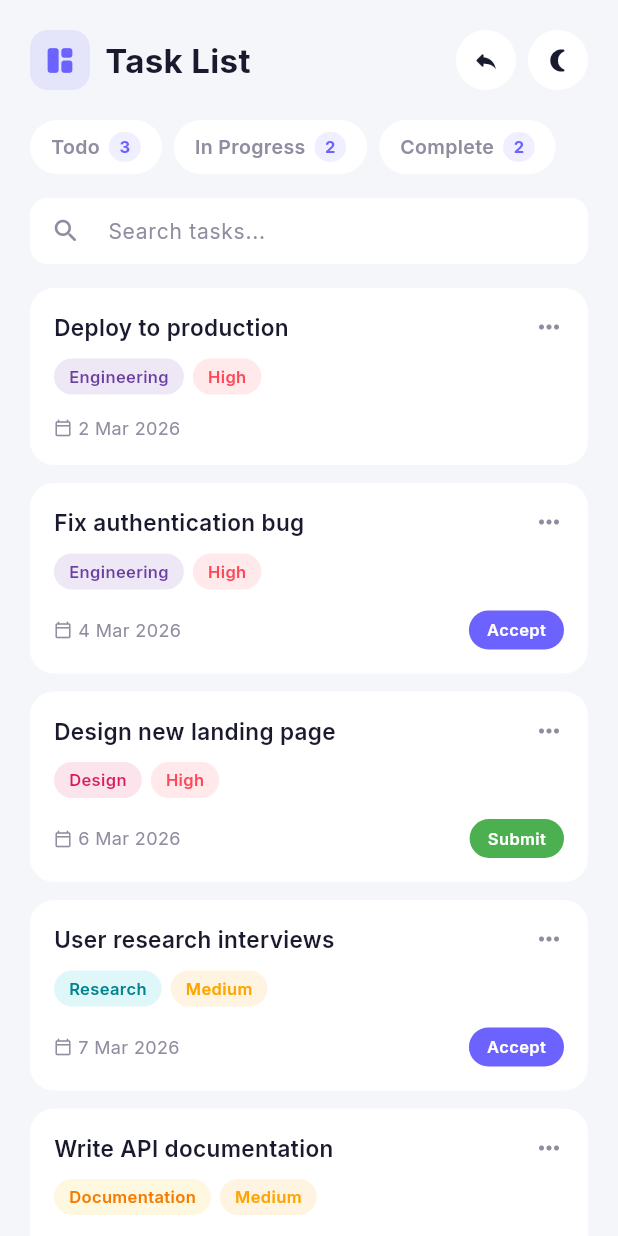
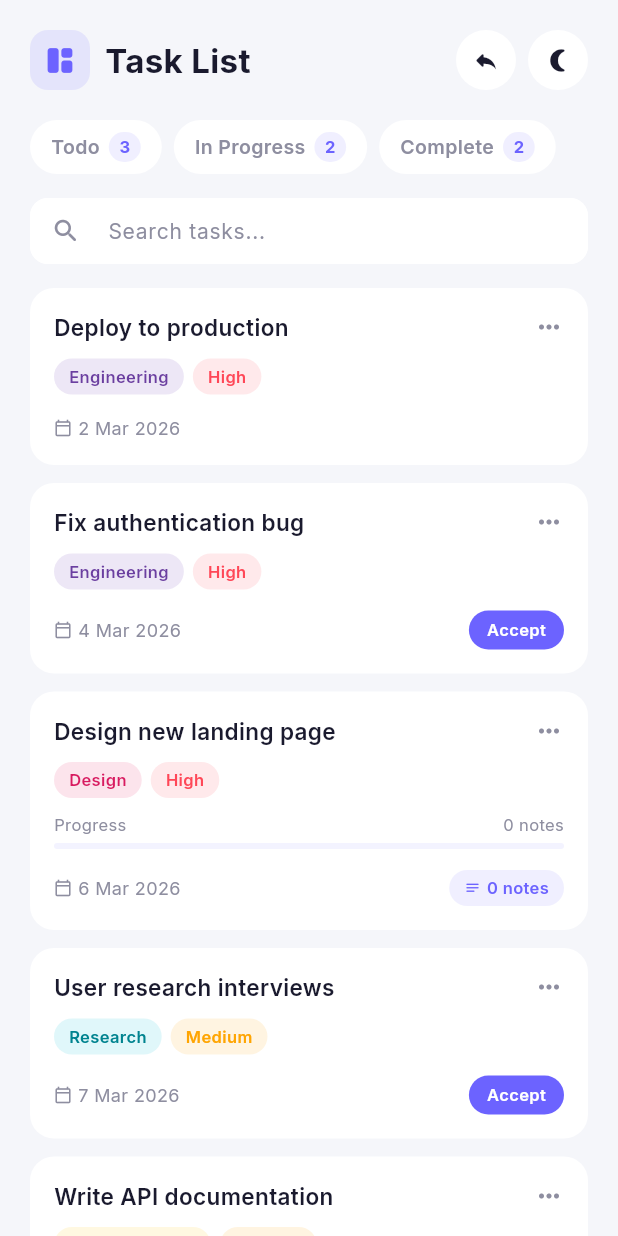
Before and after one commit to channsoriya168/task_tracking_mobile, a Flutter app: the TasksPage widget shown alone on an empty page, opened directly, on a phone screen of 412 x 824 dp. Run offline on Flutter 3.47's test engine with Material 3 defaults, Android fonts, the phone set to English and light mode, and no system bars; our stand-ins replace flutter_secure_storage, get, google_fonts, google_nav_bar; accounts and stored records are empty.

Commit message:
feat: enhance task detail and card components with progress tracking features

```diff
--- a/lib/data/models/task_model.dart
+++ b/lib/data/models/task_model.dart
@@ -14,6 +14,8 @@ class TaskModel {
   String category;
   TaskPriority priority;
   final DateTime createdAt;
+  final List<String> members;
+  final List<String> progressItems;
 
   TaskModel({
     required this.id,
@@ -24,6 +26,8 @@ class TaskModel {
     this.category = 'General',
     this.priority = TaskPriority.medium,
     DateTime? createdAt,
+    this.members = const [],
+    this.progressItems = const [],
   }) : createdAt = createdAt ?? DateTime.now();
 
   bool get isOverdue {
@@ -73,6 +77,8 @@ class TaskModel {
     bool clearDueDate = false,
     String? category,
     TaskPriority? priority,
+    List<String>? members,
+    List<String>? progressItems,
   }) {
     return TaskModel(
       id: id,
@@ -83,6 +89,8 @@ class TaskModel {
       category: category ?? this.category,
       priority: priority ?? this.priority,
       createdAt: createdAt,
+      members: members ?? List.from(this.members),
+      progressItems: progressItems ?? List.from(this.progressItems),
     );
   }
 }
--- a/lib/presentation/pages/tasks/task_page.dart
+++ b/lib/presentation/pages/tasks/task_page.dart
@@ -4,6 +4,7 @@ import 'package:task_tracking_mobile/app/utils/constants.dart';
 import 'package:task_tracking_mobile/data/models/task_model.dart';
 import 'package:task_tracking_mobile/presentation/controllers/task_controller.dart';
 import 'package:task_tracking_mobile/presentation/controllers/theme_controller.dart';
+import 'package:task_tracking_mobile/presentation/pages/tasks/task_detail_page.dart';
 import 'package:task_tracking_mobile/presentation/widgets/task_card.dart';
 import 'package:task_tracking_mobile/presentation/widgets/circular_icon_button.dart';
 
@@ -149,13 +150,18 @@ class TasksPage extends StatelessWidget {
                             highlighted: highlighted,
                             onToggle: () => ctrl.toggleComplete(task.id),
                             onDelete: () => ctrl.deleteTask(task.id),
-                            onTap: () {},
+                            onTap: task.status == TaskStatus.inProgress
+                                ? () => Get.to(
+                                      () => TaskDetailPage(
+                                        task: task,
+                                        ctrl: ctrl,
+                                      ),
+                                    )
+                                : () {},
                             onAccept: task.status == TaskStatus.todo
                                 ? () => showProgressSheet(context, ctrl, task)
                                 : null,
-                            onFinish: task.status == TaskStatus.inProgress
-                                ? () => showProgressSheet(context, ctrl, task)
-                                : null,
+                            onFinish: null,
                           ),
                         );
                       },
--- a/lib/presentation/widgets/task_card.dart
+++ b/lib/presentation/widgets/task_card.dart
@@ -95,6 +95,10 @@ class TaskCard extends StatelessWidget {
                   _priorityTag(highlighted),
                 ],
               ),
+              if (task.status == TaskStatus.inProgress) ...[
+                const SizedBox(height: 10),
+                _progressBar(highlighted, isDark),
+              ],
               const SizedBox(height: 14),
 
               // ── Footer ──────────────────────────────────────
@@ -127,16 +131,77 @@ class TaskCard extends StatelessWidget {
     if (task.status == TaskStatus.todo && onAccept != null) {
       return _actionButton('Accept', kPrimary, Colors.white, onAccept!);
     }
-    if (task.status == TaskStatus.inProgress && onFinish != null) {
-      final bg = highlighted
-          ? Colors.white.withValues(alpha: 0.25)
-          : const Color(0xFF4CAF50);
-      return _actionButton('Submit', bg, Colors.white, onFinish!);
+    if (task.status == TaskStatus.inProgress) {
+      return _progressCountBadge();
     }
     if (task.status == TaskStatus.done) {
       return _doneBadge();
     }
     return const SizedBox.shrink();
+  }
+
+  Widget _progressCountBadge() {
+    final count = task.progressItems.length;
+    final color = highlighted ? Colors.white : kPrimary;
+    final bg = highlighted
+        ? Colors.white.withValues(alpha: 0.2)
+        : kPrimary.withValues(alpha: 0.1);
+    return Container(
+      padding: const EdgeInsets.symmetric(horizontal: 10, vertical: 4),
+      decoration: BoxDecoration(color: bg, borderRadius: BorderRadius.circular(20)),
+      child: Row(
+        mainAxisSize: MainAxisSize.min,
+        children: [
+          Icon(Icons.notes_rounded, size: 11, color: color),
+          const SizedBox(width: 4),
+          Text(
+            '$count ${count == 1 ? 'note' : 'notes'}',
+            style: TextStyle(
+              color: color,
+              fontSize: 11,
+              fontWeight: FontWeight.w600,
+            ),
+          ),
+        ],
+      ),
+    );
+  }
+
+  Widget _progressBar(bool highlighted, bool isDark) {
+    final count = task.progressItems.length;
+    final value = count == 0 ? 0.0 : (count / 5).clamp(0.0, 1.0);
+    final barBg = highlighted
+        ? Colors.white.withValues(alpha: 0.2)
+        : (isDark ? Colors.white12 : kPrimary.withValues(alpha: 0.08));
+    final barFg = highlighted ? Colors.white.withValues(alpha: 0.8) : kPrimary;
+    final textColor = highlighted
+        ? Colors.white.withValues(alpha: 0.75)
+        : kTextMuted;
+    return Column(
+      crossAxisAlignment: CrossAxisAlignment.start,
+      children: [
+        Row(
+          children: [
+            Text('Progress', style: TextStyle(fontSize: 11, color: textColor)),
+            const Spacer(),
+            Text(
+              '$count ${count == 1 ? 'note' : 'notes'}',
+              style: TextStyle(fontSize: 11, color: textColor),
+            ),
+          ],
+        ),
+        const SizedBox(height: 4),
+        ClipRRect(
+          borderRadius: BorderRadius.circular(4),
+          child: LinearProgressIndicator(
+            value: value,
+            backgroundColor: barBg,
+            valueColor: AlwaysStoppedAnimation(barFg),
+            minHeight: 4,
+          ),
+        ),
+      ],
+    );
   }
 
   Widget _actionButton(
```
Also changed, not shown: lib/presentation/pages/tasks/task_detail_page.dart (+528 -0 lines).
